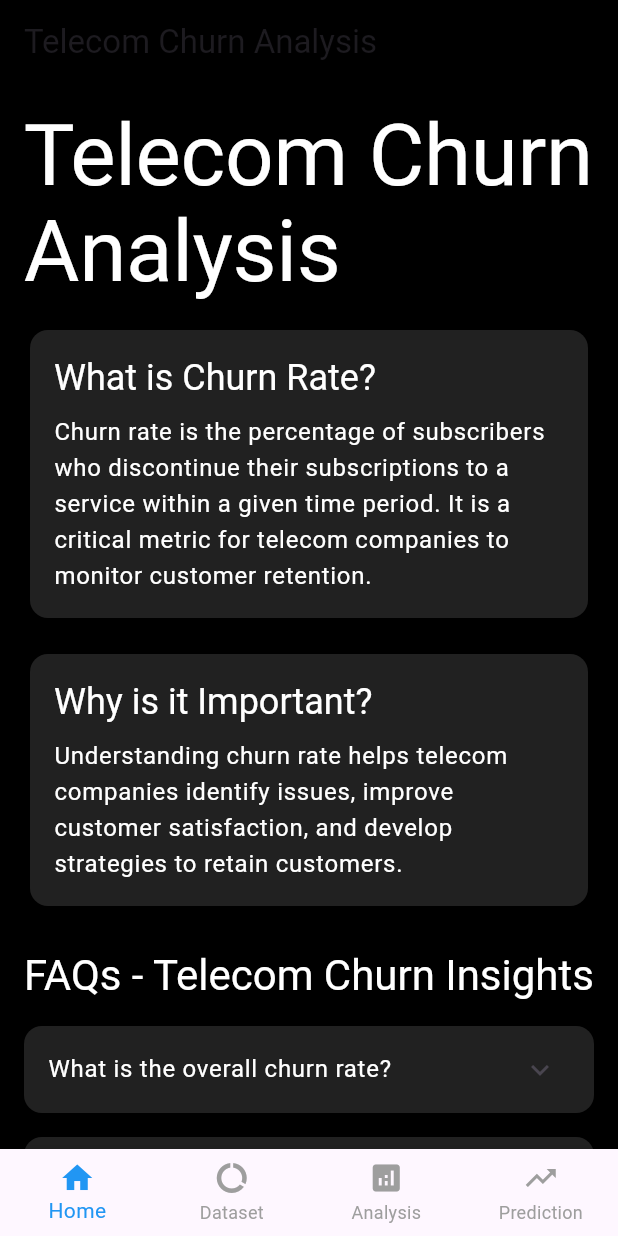
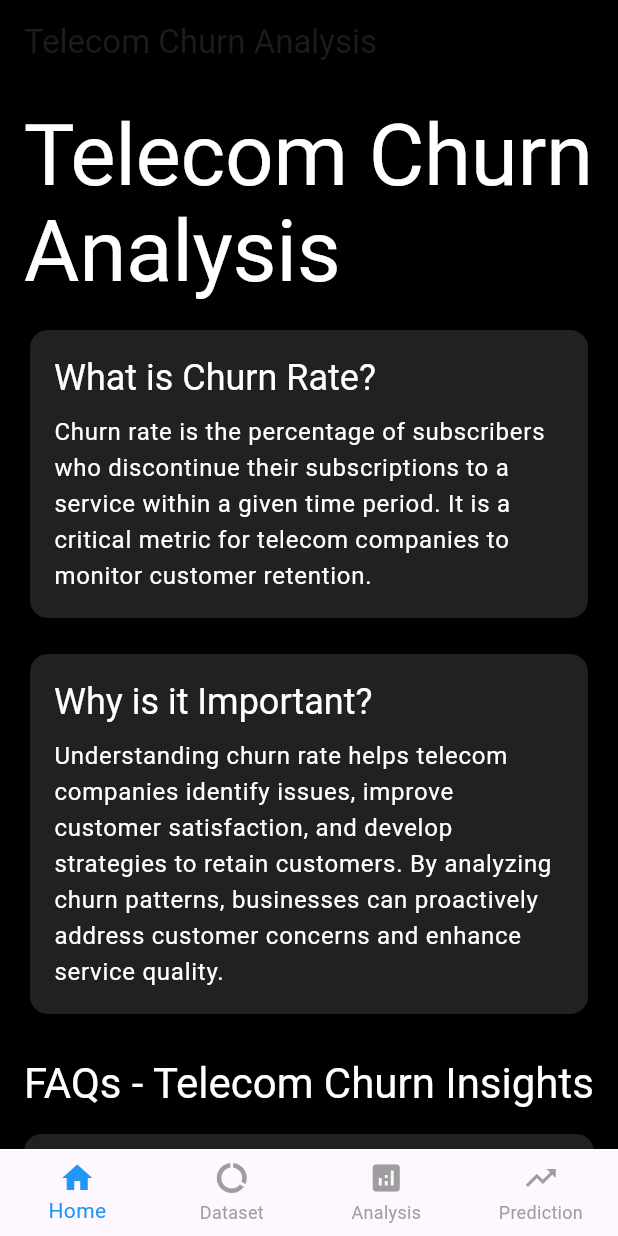
Before and after one commit to aishamujawar/telecom_analysis_frontend, a Flutter app: the screen it shows after launch, on a phone screen of 412 x 824 dp. Run offline on Flutter 3.47's test engine with Material 3 defaults, Android fonts, the phone set to English and light mode, and no system bars; our stand-ins replace carousel_slider, csv, sqflite, sqflite_common_ffi, sqflite_common_ffi_web; accounts and stored records are empty.

Commit message:
Updated Flutter Pages

```diff
--- a/lib/churn_prediction_page.dart
+++ b/lib/churn_prediction_page.dart
@@ -37,7 +37,7 @@ class _ChurnPredictionPageState extends State<ChurnPredictionPage> {
   Future<void> _predictChurn() async {
     if (!_formKey.currentState!.validate()) return;
 
-    final url = Uri.parse('http://10.118.52.240:5001/predict'); // Your local IP
+    final url = Uri.parse('http://192.168.1.5:5001/predict'); // Your local IP
     final response = await http.post(
       url,
       headers: {'Content-Type': 'application/json'},
--- a/lib/home_page.dart
+++ b/lib/home_page.dart
@@ -101,6 +101,36 @@ class _HomePageState extends State<HomePage> {
       "query":
           "SELECT InternetService, (SUM(CASE WHEN Churn = 'Yes' THEN 1 ELSE 0 END) * 100.0 / COUNT(*)) AS churn_rate FROM telcoCustomers WHERE InternetService = 'Fiber optic' GROUP BY InternetService;"
     },
+    {
+      "question": "What is the total revenue lost due to churn?",
+      "query":
+          "SELECT SUM(MonthlyCharges) AS total_revenue_lost FROM telcoCustomers WHERE Churn = 'Yes';"
+    },
+    {
+      "question": "What is the average monthly charge for customers with different internet services?",
+      "query":
+          "SELECT InternetService, AVG(MonthlyCharges) AS avg_monthly_charge FROM telcoCustomers GROUP BY InternetService;"
+    },
+    {
+      "question": "What is the total number of customers by contract type?",
+      "query":
+          "SELECT Contract, COUNT(*) AS total_customers FROM telcoCustomers GROUP BY Contract;"
+    },
+    {
+      "question": "What is the average tenure by internet service type?",
+      "query":
+          "SELECT InternetService, AVG(tenure) AS avg_tenure FROM telcoCustomers GROUP BY InternetService;"
+    },
+    {
+      "question": "What is the total number of customers with and without tech support?",
+      "query":
+          "SELECT TechSupport, COUNT(*) AS total_customers FROM telcoCustomers GROUP BY TechSupport;"
+    },
+    {
+      "question": "What is the average monthly charge for customers with different payment methods?",
+      "query":
+          "SELECT PaymentMethod, AVG(MonthlyCharges) AS avg_monthly_charge FROM telcoCustomers GROUP BY PaymentMethod;"
+    },
   ];
 
   Future<void> executeQuery(String query) async {
@@ -168,7 +198,7 @@ class _HomePageState extends State<HomePage> {
                       ),
                       const SizedBox(height: 8),
                       Text(
-                        'Understanding churn rate helps telecom companies identify issues, improve customer satisfaction, and develop strategies to retain customers.',
+                        'Understanding churn rate helps telecom companies identify issues, improve customer satisfaction, and develop strategies to retain customers. By analyzing churn patterns, businesses can proactively address customer concerns and enhance service quality.',
                         style: Theme.of(context).textTheme.bodyLarge?.copyWith(color: Colors.white),
                       ),
                     ],
@@ -241,7 +271,7 @@ class _HomePageState extends State<HomePage> {
     } else if (question.startsWith("What is the average tenure of churned vs non-churned customers")) {
       return _formatGroupedResults(results, "Churn", "avg_tenure", " months");
     } else if (question.startsWith("What is the average monthly charge for churned customers")) {
-      return _formatSingleValue(results, "Average Monthly Charge for Churned Customers", "\₹");
+      return _formatSingleValue(results, "Average Monthly Charge for Churned Customers", "\$");
     } else if (question.startsWith("What is the churn rate by contract type")) {
       return _formatGroupedResults(results, "Contract", "churn_rate", "%");
     } else if (question.startsWith("What is the churn rate for customers with and without partners")) {
@@ -270,6 +300,18 @@ class _HomePageState extends State<HomePage> {
       return _formatGroupedResults(results, "MultipleLines", "churn_rate", "%");
     } else if (question.startsWith("What is the churn rate for customers with fiber optic internet")) {
       return _formatGroupedResults(results, "InternetService", "churn_rate", "%");
+    } else if (question.startsWith("What is the total revenue lost due to churn")) {
+      return _formatSingleValue(results, "Total Revenue Lost Due to Churn", "\$");
+    } else if (question.startsWith("What is the average monthly charge for customers with different internet services")) {
+      return _formatGroupedResults(results, "InternetService", "avg_monthly_charge", "\$");
+    } else if (question.startsWith("What is the total number of customers by contract type")) {
+      return _formatGroupedResults(results, "Contract", "total_customers", "");
+    } else if (question.startsWith("What is the average tenure by internet service type")) {
+      return _formatGroupedResults(results, "InternetService", "avg_tenure", " months");
+    } else if (question.startsWith("What is the total number of customers with and without tech support")) {
+      return _formatGroupedResults(results, "TechSupport", "total_customers", "");
+    } else if (question.startsWith("What is the average monthly charge for customers with different payment methods")) {
+      return _formatGroupedResults(results, "PaymentMethod", "avg_monthly_charge", "\$");
     } else {
       return results.map<Widget>((row) => _buildAnswerRow(row)).toList();
     }
@@ -278,7 +320,8 @@ class _HomePageState extends State<HomePage> {
   // Format single value results with a suffix (e.g., %, $)
   List<Widget> _formatSingleValue(List<Map<String, dynamic>> results, String label, String suffix) {
     final value = results[0].values.first;
-    final formattedValue = value is double ? value.toStringAsFixed(2) : value.toString();
+    final formattedValue = value is double ? value.toStringAsFixed
+        (2) : value.toString();
     return [
       Text(
         '$label: $formattedValue$suffix',
```
Also changed, not shown: lib/churn_analysis_page.dart (+25 -23 lines).
